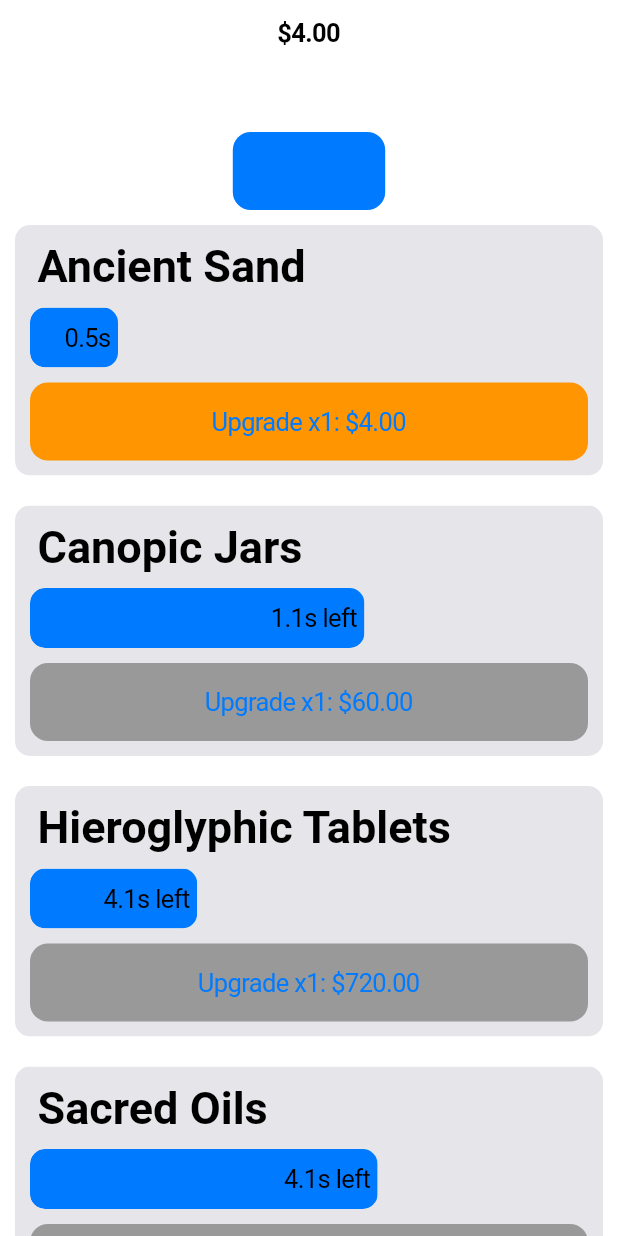
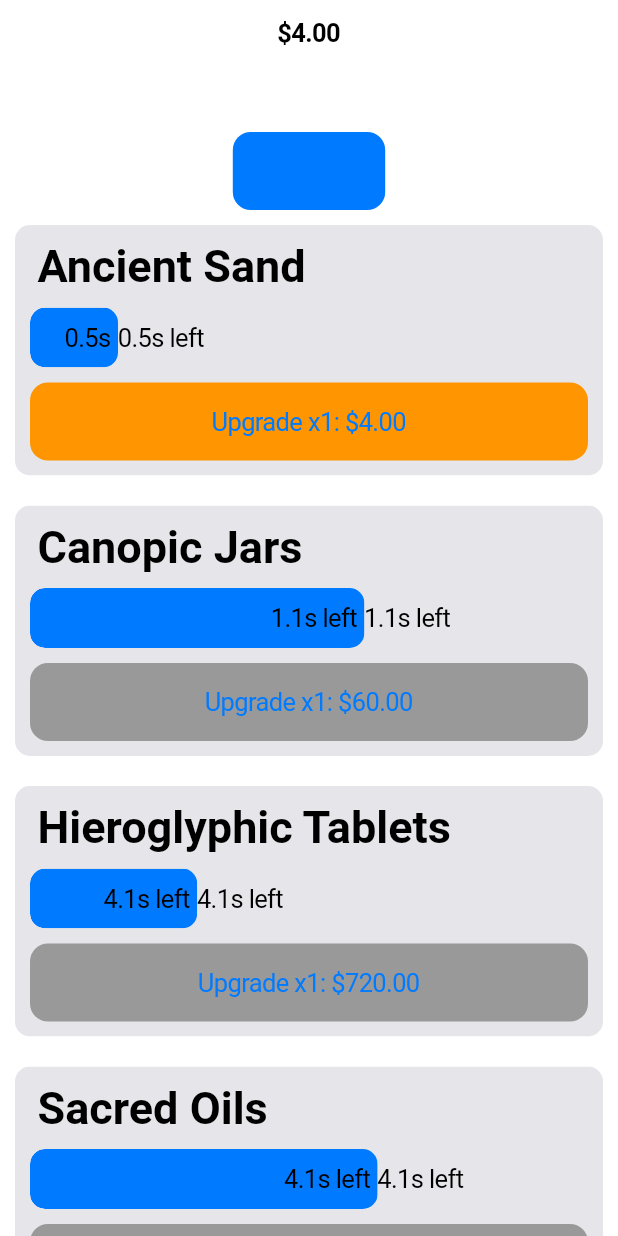
Before and after one commit to Firebolt9907/time_travel, a Flutter app: the screen it shows after launch, on a phone screen of 412 x 824 dp. Run offline on Flutter 3.47's test engine with Material 2 defaults, Android fonts, the phone set to English and light mode, and no system bars; drawn by our look-alikes of modal_bottom_sheet; our stand-ins replace dynamic_color, firebase_auth, firebase_core, flutter_bounceable; accounts and stored records are empty.

Commit message:
Auto Commit

```diff
--- a/lib/components/item.dart
+++ b/lib/components/item.dart
@@ -98,18 +98,44 @@ class _ItemWidgetState extends State<ItemWidget> {
                                             ['upgradeLevel']);
                                   }
 
-                                  return Container(
+                                  return Row(
+                                    children: [
+                                      ClipRRect(
+                                          borderRadius:
+                                              BorderRadius.circular(10),
+                                          child: Container(
                                             color: CupertinoColors.activeBlue,
                                             height: 40,
-                                    width: (MediaQuery.of(context).size.width -
+                                            width: (MediaQuery.of(context)
+                                                        .size
+                                                        .width -
                                                     60) *
-                                        (time.value % widget.totalTime) /
+                                                (time.value %
+                                                    widget.totalTime) /
                                                 widget.totalTime,
                                             alignment: Alignment.centerRight,
                                             child: Padding(
-                                      padding:
-                                          const EdgeInsets.only(right: 5.0),
+                                              padding: const EdgeInsets.only(
+                                                  right: 5.0),
                                               child: Text(
+                                                (((widget.totalTime -
+                                                                        (time.value %
+                                                                            widget.totalTime)) /
+                                                                    12)
+                                                                .round() /
+                                                            10)
+                                                        .toString() +
+                                                    's left',
+                                                maxLines: 1,
+                                                overflow: TextOverflow.clip,
+                                                textAlign: TextAlign.end,
+                                                style: TextStyle(
+                                                  color: Colors.black,
+                                                ),
+                                              ),
+                                            ),
+                                          )),
+                                      Text(
                                         (((widget.totalTime -
                                                                 (time.value %
                                                                     widget
@@ -126,7 +152,7 @@ class _ItemWidgetState extends State<ItemWidget> {
                                           color: Colors.black,
                                         ),
                                       ),
-                                    ),
+                                    ],
                                   );
                                 }),
                           ),
```
Lines whose indentation alone changed are shown as unchanged.
